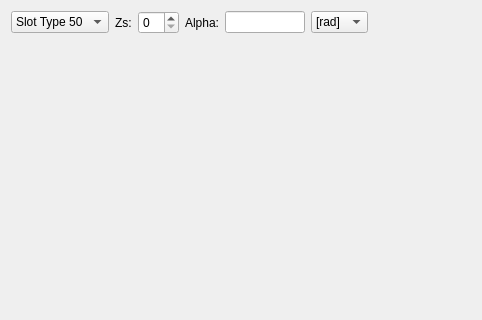
Above: pyleecan/GUI/Dialog/DMachineSetup/DNotchTab/WNotch/WNotch.ui from Eomys/pyleecan before the change; both pictures show x 0 to 482 and y 0 to 320 of the 760 by 490 pixel window. Below: the same form after it.
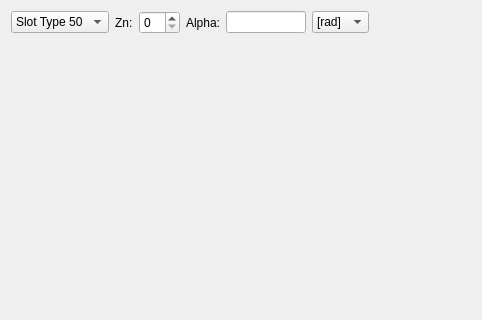
That is the form after the change. Custom widgets are drawn as their Qt base class.

Patch:
```diff
--- a/pyleecan/GUI/Dialog/DMachineSetup/DNotchTab/WNotch/WNotch.ui
+++ b/pyleecan/GUI/Dialog/DMachineSetup/DNotchTab/WNotch/WNotch.ui
@@ -64,7 +64,7 @@
      <item>
       <widget class="QLabel" name="in_Zs">
        <property name="text">
-        <string>Zs:</string>
+        <string>Zn:</string>
        </property>
       </widget>
      </item>
```
Left out of the diff: 4 changed lines with no effect on the pictures.
